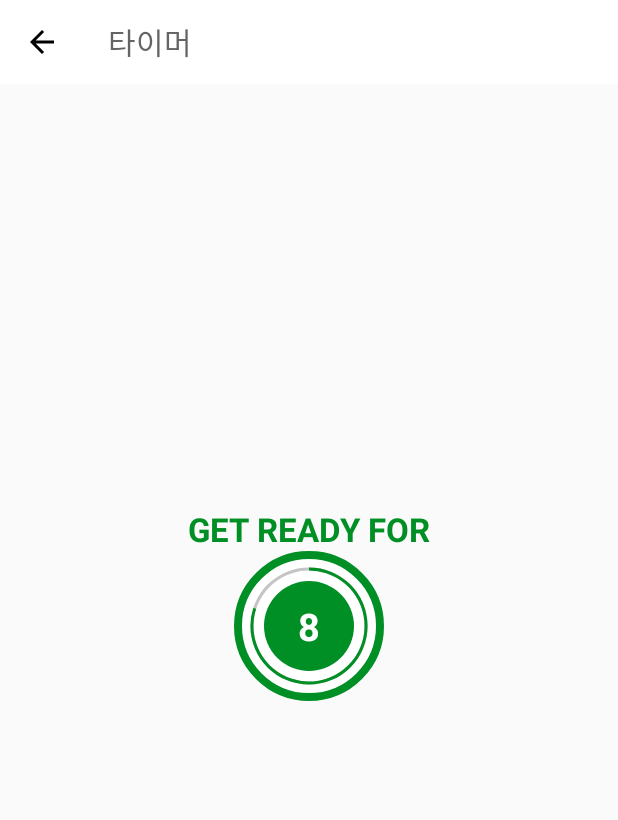
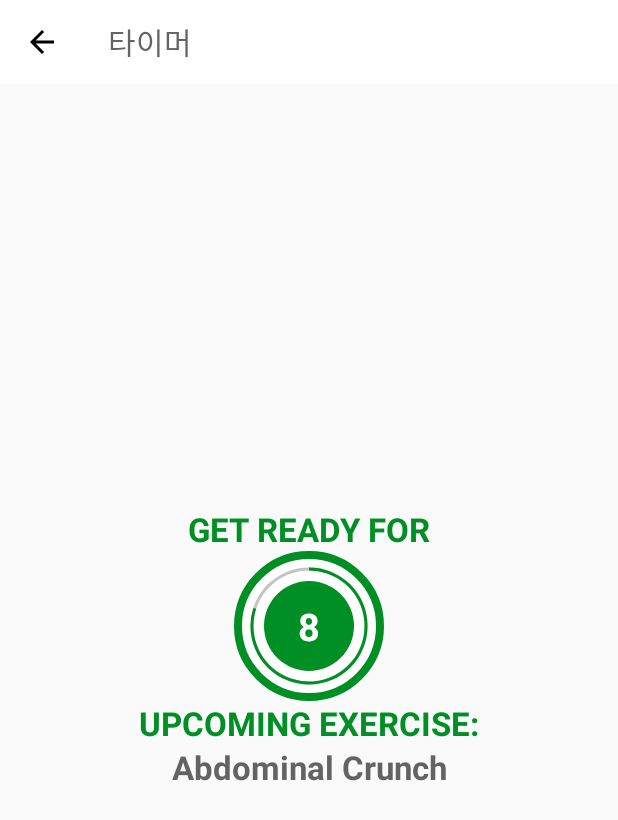
Before and after one commit to Lee-IDLE/a7MinutesWorkout, an Android app: the ExerciseActivity screen opened directly, with no data from a screen before it, on a phone screen of 412 x 824 dp. Shown: the top 820 px of the screen. Run offline under Robolectric (Android 15) with nearby library versions, the phone set to English and light mode, and no system bars.

Commit message:
쉬는 시간에 다음 운동이 뭐인지 알려주는 기능 추가

```diff
--- a/app/src/main/java/com/example/a7minutesworkout/ExerciseActivity.kt
+++ b/app/src/main/java/com/example/a7minutesworkout/ExerciseActivity.kt
@@ -49,45 +49,55 @@ class ExerciseActivity : AppCompatActivity() {
     }
 
     private fun setupRestView(){
-        binding?.flRestView?.visibility = View.VISIBLE
-        binding?.tvTitle?.visibility = View.VISIBLE
-        binding?.tvExerciseName?.visibility = View.INVISIBLE
-        binding?.flExerciseView?.visibility = View.INVISIBLE
-        binding?.ivImage?.visibility = View.INVISIBLE
+        binding.flRestView?.visibility = View.VISIBLE
+        binding.tvTitle?.visibility = View.VISIBLE
+        binding.tvExerciseName?.visibility = View.INVISIBLE
+        binding.flExerciseView?.visibility = View.INVISIBLE
+        binding.ivImage?.visibility = View.INVISIBLE
+
+        binding.tvUpcomingLabel?.visibility = View.VISIBLE
+        binding.tvUpcomingExercise?.visibility = View.VISIBLE
+
         if(restTimer != null){
             restTimer?.cancel()
             restProgress = 0
         }
+
+        binding.tvUpcomingExercise?.text = exerciseList!![currentExercisePosition + 1].getName()
 
         setRestProgressBar()
     }
 
     // 운동 진행 바
     private fun setupExerciseView(){
-        binding?.flRestView?.visibility = View.INVISIBLE
-        binding?.tvTitle?.visibility = View.INVISIBLE
-        binding?.tvExerciseName?.visibility = View.VISIBLE
-        binding?.flExerciseView?.visibility = View.VISIBLE
-        binding?.ivImage?.visibility = View.VISIBLE
+        binding.flRestView?.visibility = View.INVISIBLE
+        binding.tvTitle?.visibility = View.INVISIBLE
+        binding.tvExerciseName?.visibility = View.VISIBLE
+        binding.flExerciseView?.visibility = View.VISIBLE
+        binding.ivImage?.visibility = View.VISIBLE
+
+        binding.tvUpcomingLabel?.visibility = View.INVISIBLE
+        binding.tvUpcomingExercise?.visibility = View.INVISIBLE
+
         if(exerciseTimer != null){
             exerciseTimer?.cancel()
             exerciseProgress = 0
         }
 
-        binding?.ivImage?.setImageResource(exerciseList!![currentExercisePosition].getImage())
-        binding?.tvExerciseName?.text = exerciseList!![currentExercisePosition].getName()
+        binding.ivImage?.setImageResource(exerciseList!![currentExercisePosition].getImage())
+        binding.tvExerciseName?.text = exerciseList!![currentExercisePosition].getName()
         setExerciseProgressBar()
     }
 
     // 휴식 진행 바
     private fun setRestProgressBar(){
-        binding?.ProgressBar?.progress = restProgress
+        binding.ProgressBar?.progress = restProgress
 
         restTimer = object : CountDownTimer(10 * 1000, 1000){
             override fun onTick(p0: Long) {
                 restProgress++
-                binding?.ProgressBar?.progress = 10 - restProgress
-                binding?.tvTimer?.text = (10 - restProgress).toString()
+                binding.ProgressBar?.progress = 10 - restProgress
+                binding.tvTimer?.text = (10 - restProgress).toString()
 
 
             }
@@ -100,13 +110,13 @@ class ExerciseActivity : AppCompatActivity() {
     }
 
     private fun setExerciseProgressBar(){
-        binding?.ProgressBarExercise?.progress = exerciseProgress
+        binding.ProgressBarExercise?.progress = exerciseProgress
 
         exerciseTimer = object : CountDownTimer(30 * 1000, 1000){
             override fun onTick(p0: Long) {
                 exerciseProgress++
-                binding?.ProgressBarExercise?.progress = 30 - exerciseProgress
-                binding?.tvTimerExercise?.text = (30 - exerciseProgress).toString()
+                binding.ProgressBarExercise?.progress = 30 - exerciseProgress
+                binding.tvTimerExercise?.text = (30 - exerciseProgress).toString()
             }
 
             override fun onFinish() {
--- a/app/src/main/res/layout/activity_exercise.xml
+++ b/app/src/main/res/layout/activity_exercise.xml
@@ -79,6 +79,35 @@
 
     </FrameLayout>
 
+    <TextView
+        android:id="@+id/tvUpcomingLabel"
+        android:layout_width="wrap_content"
+        android:layout_height="wrap_content"
+        android:text="UPCOMING EXERCISE:"
+        android:textColor="@color/colorAccent"
+        android:textSize="22sp"
+        android:textStyle="bold"
+        app:layout_constraintStart_toStartOf="parent"
+        app:layout_constraintEnd_toEndOf="parent"
+        app:layout_constraintTop_toBottomOf="@id/flRestView"
+        app:layout_constraintBottom_toTopOf="@id/tvUpcomingExercise"
+        tools:visibility="visible"
+        />
+
+    <TextView
+        android:id="@+id/tvUpcomingExercise"
+        android:layout_width="wrap_content"
+        android:layout_height="wrap_content"
+        android:text="ExerciseName"
+        android:textColor="@color/colorPrimary"
+        android:textSize="22sp"
+        android:textStyle="bold"
+        app:layout_constraintStart_toStartOf="parent"
+        app:layout_constraintEnd_toEndOf="parent"
+        app:layout_constraintTop_toBottomOf="@id/tvUpcomingLabel"
+        tools:visibility="visible"
+        />
+
     <ImageView
         android:id="@+id/ivImage"
         android:layout_width="match_parent"
```
